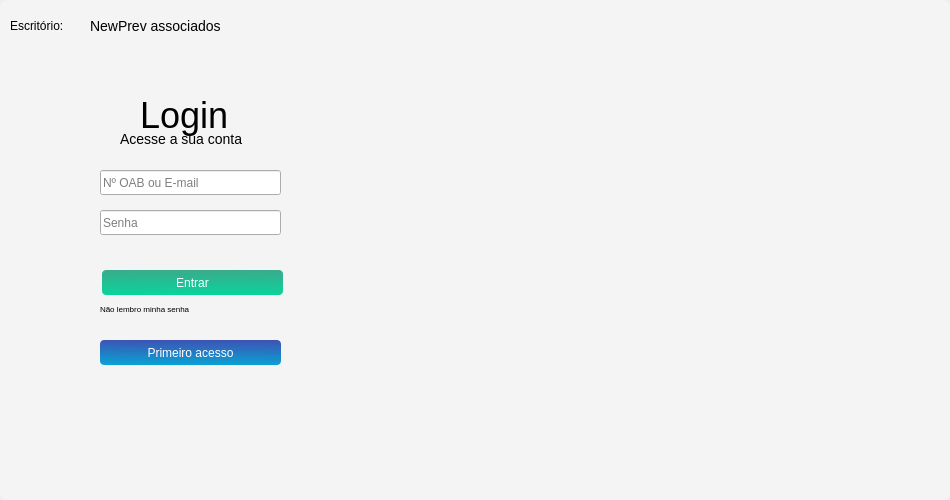
Above: Telas/UI/loginPage.ui from newprev/PrevCliente before the change. Below: the same form after it.
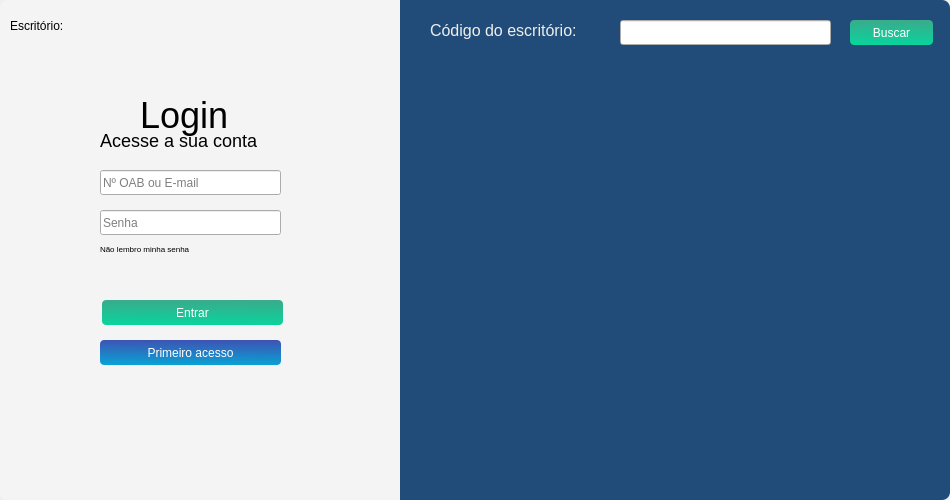
That is the form after the change. Icons and pictures are not drawn.

Commit message:
Integração PrevCliente x PrevServidor
- Adição de métodos de inserção das ferramentas;
- Criação de classes, métodos, modelos e layouts responsáveis por fazer a integração do PrevCliente com a api;
- Refatoração pequena nos logs e enums;
-

```diff
--- a/Telas/UI/loginPage.ui
+++ b/Telas/UI/loginPage.ui
@@ -74,7 +74,7 @@
 
 #lbNomeDoEscritorio, #lbInfoAcesso{
 	font-family: &quot;TeX Gyre Adventor&quot;;
-	font-size: 14px;
+	font-size: 18px;
 }
 
 #lbEscritorio {
@@ -157,7 +157,7 @@
          </property>
          <property name="maximumSize">
           <size>
-           <width>400</width>
+           <width>488</width>
            <height>16777215</height>
           </size>
          </property>
@@ -229,14 +229,14 @@
            </rect>
           </property>
           <property name="text">
-           <string>NewPrev associados</string>
+           <string/>
           </property>
          </widget>
          <widget class="QPushButton" name="pbEntrar">
           <property name="geometry">
            <rect>
             <x>102</x>
-            <y>270</y>
+            <y>300</y>
             <width>181</width>
             <height>25</height>
            </rect>
@@ -249,7 +249,7 @@
           <property name="geometry">
            <rect>
             <x>100</x>
-            <y>300</y>
+            <y>240</y>
             <width>171</width>
             <height>17</height>
            </rect>
@@ -261,9 +261,9 @@
          <widget class="QLabel" name="lbInfoAcesso">
           <property name="geometry">
            <rect>
-            <x>120</x>
-            <y>130</y>
-            <width>141</width>
+            <x>100</x>
+            <y>132</y>
+            <width>181</width>
             <height>17</height>
            </rect>
           </property>
@@ -289,11 +289,144 @@
        <item>
         <widget class="QStackedWidget" name="stkPrimeiroAcesso">
          <property name="styleSheet">
-          <string notr="true">#wdgVinculado, #wdgDesvinculado {
-	border-radius: 8px;
-}</string>
+          <string notr="true">/*---------------------------------- Widgets ----------------------------------*/
+
+#wdgVinculado{
+	border-top.left-radius: 0px;
+	border-top-right-radius: 8px;
+	border-bottom-left-radius: 0px;
+	border-bottom-right-radius: 8px;
+	background-color: rgb(33, 76, 121);
+}
+
+#wdgDesvinculado {
+	border-top.left-radius: 0px;
+	border-top-right-radius: 8px;
+	border-bottom-left-radius: 0px;
+	border-bottom-right-radius: 8px;
+    border-image: url(:/Logo/LogoLogin.png);
+}
+
+/*---------------------------------- Labels ----------------------------------*/
+
+#lbCdEscritorio {
+	font-family: &quot;TeX Gyre Adventor&quot;;
+	font-size: 16px;
+
+	color: rgb(238, 238, 236);
+}
+
+/*---------------------------------- ScrollArea ----------------------------------*/
+
+#scaAdvWidgets, #scaAdvogados{
+	background-color: transparent;
+}
+
+/*---------------------------------- Push Buttons ----------------------------------*/
+
+#pbBuscar {
+	font-family: &quot;TeX Gyre Adventor&quot;;
+	font-size: 12px;
+	color: white;
+
+	border-radius: 4px;
+	background-color: qlineargradient(spread:pad, x1:0.51, y1:0, x2:0.474, y2:1, stop:0 rgba(58, 171, 140, 255), stop:1 rgba(9, 212, 156, 255));
+}
+
+#pbBuscar:hover {
+	font-family: &quot;TeX Gyre Adventor&quot;;
+	font-size: 12px;
+	color: white;
+
+	border-radius: 4px;
+	background-color: qlineargradient(spread:pad, x1:0.51, y1:0, x2:0.474, y2:1, stop:0 rgba(9, 212, 156, 255), stop:1 rgba(58, 171, 140, 255));
+}
+</string>
          </property>
-         <widget class="QWidget" name="wdgVinculado"/>
+         <widget class="QWidget" name="wdgVinculado">
+          <widget class="QLabel" name="lbCdEscritorio">
+           <property name="geometry">
+            <rect>
+             <x>30</x>
+             <y>20</y>
+             <width>171</width>
+             <height>21</height>
+            </rect>
+           </property>
+           <property name="text">
+            <string>Código do escritório:</string>
+           </property>
+          </widget>
+          <widget class="QLineEdit" name="leCdEscritorio">
+           <property name="geometry">
+            <rect>
+             <x>220</x>
+             <y>20</y>
+             <width>211</width>
+             <height>25</height>
+            </rect>
+           </property>
+          </widget>
+          <widget class="QScrollArea" name="scaAdvogados">
+           <property name="geometry">
+            <rect>
+             <x>10</x>
+             <y>60</y>
+             <width>530</width>
+             <height>430</height>
+            </rect>
+           </property>
+           <property name="sizePolicy">
+            <sizepolicy hsizetype="Fixed" vsizetype="Fixed">
+             <horstretch>0</horstretch>
+             <verstretch>0</verstretch>
+            </sizepolicy>
+           </property>
+           <property name="minimumSize">
+            <size>
+             <width>530</width>
+             <height>430</height>
+            </size>
+           </property>
+           <property name="maximumSize">
+            <size>
+             <width>530</width>
+             <height>430</height>
+            </size>
+           </property>
+           <property name="widgetResizable">
+            <bool>true</bool>
+           </property>
+           <widget class="QWidget" name="scaAdvWidgets">
+            <property name="geometry">
+             <rect>
+              <x>0</x>
+              <y>0</y>
+              <width>528</width>
+              <height>428</height>
+             </rect>
+            </property>
+            <layout class="QVBoxLayout" name="verticalLayout_3">
+             <item>
+              <layout class="QVBoxLayout" name="vlAdv"/>
+             </item>
+            </layout>
+           </widget>
+          </widget>
+          <widget class="QPushButton" name="pbBuscar">
+           <property name="geometry">
+            <rect>
+             <x>450</x>
+             <y>20</y>
+             <width>83</width>
+             <height>25</height>
+            </rect>
+           </property>
+           <property name="text">
+            <string>Buscar</string>
+           </property>
+          </widget>
+         </widget>
          <widget class="QWidget" name="wdgDesvinculado"/>
         </widget>
        </item>
```
The commit also changes 513 other files.
